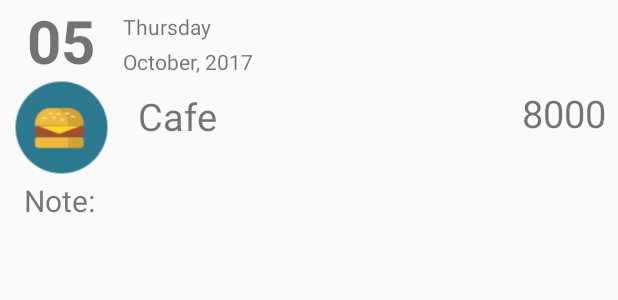
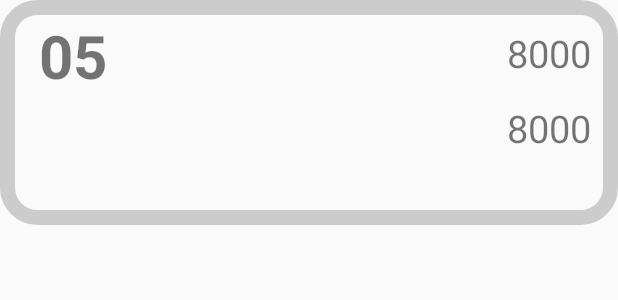
Before and after one commit to TechkidsAndroid11/First-Project-Team-2-Black-Fund, an Android app: the layout an_item.xml on its own in the app's theme, with its tools: preview values and no code run, on a phone screen of 412 x 824 dp. Shown: the top 300 px of the screen. Run offline under Robolectric (Android 15) with nearby library versions, the phone set to English and light mode, and no system bars.

```diff
--- /dev/null
+++ b/BlackFund/app/src/main/res/drawable/border.xml
@@ -0,0 +1,5 @@
+<shape xmlns:android="http://schemas.android.com/apk/res/android" android:shape="rectangle">
+    <corners android:radius="20dp"/>
+    <padding android:left="10dp" android:right="10dp" android:top="10dp" android:bottom="10dp"/>
+    <stroke android:width="10dp" android:color="#CCCCCC"/>
+</shape>
--- a/BlackFund/app/src/main/res/layout/activity_them_giao_dich.xml
+++ b/BlackFund/app/src/main/res/layout/activity_them_giao_dich.xml
@@ -118,7 +118,7 @@
             android:layout_weight="1"
             />
 
-        <TextView
+        <EditText
             android:layout_width="0dp"
             android:layout_weight="4"
             android:layout_gravity="center"
--- a/BlackFund/app/src/main/res/layout/an_item.xml
+++ b/BlackFund/app/src/main/res/layout/an_item.xml
@@ -2,6 +2,8 @@
 <LinearLayout xmlns:android="http://schemas.android.com/apk/res/android"
     android:layout_width="match_parent"
     android:layout_height="150dp"
+    android:background="@drawable/border"
+    android:layout_marginBottom="50dp"
     android:orientation="vertical">
 
     <LinearLayout
@@ -26,13 +28,11 @@
                 android:id="@+id/tv_day"
                 android:layout_width="wrap_content"
                 android:layout_height="wrap_content"
-                android:text="Thursday"
                 android:layout_marginTop="8dp"/>
             <TextView
                 android:id="@+id/tv_month_and_year"
                 android:layout_width="wrap_content"
                 android:layout_height="wrap_content"
-                android:text="October, 2017"
                 android:layout_marginTop="4dp"
                 android:layout_below="@+id/tv_day"/>
         </RelativeLayout>
@@ -43,19 +43,19 @@
             android:textSize="25sp"
             android:padding="8dp"
             android:text="8000"
+            android:layout_weight="2"
             android:layout_width="0dp"
-            android:layout_height="wrap_content" />
+            android:layout_height="match_parent" />
     </LinearLayout>
 
     <LinearLayout
         android:layout_width="match_parent"
-        android:layout_height="70dp"
+        android:layout_height="90dp"
         android:orientation="horizontal"
         android:weightSum="5">
 
         <ImageView
             android:id="@+id/iv_reason"
-            android:src="@drawable/food"
             android:layout_width="0dp"
             android:layout_height="match_parent"
             android:layout_weight="1" />
@@ -64,7 +64,6 @@
             android:id="@+id/tv_ly_do"
             android:padding="10dp"
             android:textSize="25dp"
-            android:text="Cafe"
             android:layout_width="0dp"
             android:layout_height="match_parent"
             android:layout_weight="2" />
@@ -80,11 +79,5 @@
             android:text="8000" />
 
     </LinearLayout>
-    <TextView
-        android:layout_marginLeft="16dp"
-        android:textSize="20dp"
-        android:text="Note:"
-        android:layout_width="match_parent"
-        android:layout_height="30dp" />
 
 </LinearLayout>
```
Also changed, not shown: BlackFund/app/src/main/java/com/example/admins/blackfund/activities/MainActivity.java (+23 -14 lines), BlackFund/app/src/main/java/com/example/admins/blackfund/activities/ThemGhiChu.java (+10 -9 lines), BlackFund/app/src/main/java/com/example/admins/blackfund/adapters/MainAdapter.java (+145 -16 lines), BlackFund/app/src/main/res/layout/sh_item.xml (+13 -0 lines).
